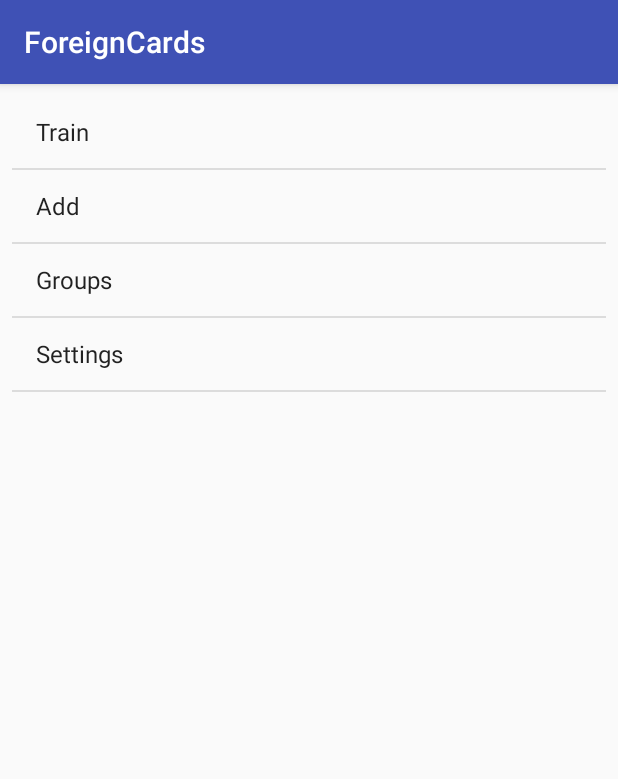
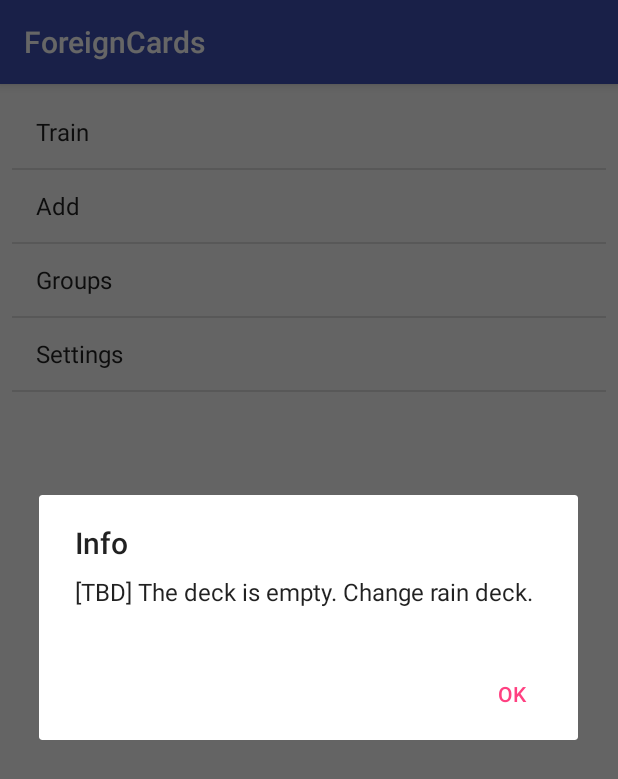
Before and after one commit to ander335/ForeignCards, an Android app: the screen it shows after launch (MainActivity), after a tap on "Train", on a phone screen of 412 x 824 dp. Shown: the top 779 px of the screen. Run offline under Robolectric (Android 15) with nearby library versions, the phone set to English and light mode, and no system bars; network calls fail; 6 statements that could not run were skipped.

Commit message:
ActivityMain: add logging

```diff
--- a/app/src/main/java/inc/aminkinen/foreigncards/MainActivity.kt
+++ b/app/src/main/java/inc/aminkinen/foreigncards/MainActivity.kt
@@ -7,6 +7,11 @@ import android.view.View
 import android.widget.*
 import android.widget.TextView
 import android.widget.ListView
+import android.content.DialogInterface
+import android.support.v7.app.AlertDialog
+import inc.aminkinen.foreigncards.database.DbProvider
+import inc.aminkinen.foreigncards.entities.Settings
+
 
 class MainActivity : AppCompatActivity() {
     override fun onCreate(savedInstanceState: Bundle?) {
@@ -22,12 +27,50 @@ class MainActivity : AppCompatActivity() {
         list.setOnItemClickListener { _: AdapterView<*>, view: View, _: Int, _: Long ->
             val textView = view as? TextView ?: return@setOnItemClickListener
             when (textView.text.toString()) {
-                TrainMenuText -> return@setOnItemClickListener
-                AddingMenuText -> startActivity(Intent(this@MainActivity, AddActivity::class.java))
-                GroupsMenuText -> return@setOnItemClickListener
-                SettingsMenuText -> startActivity(Intent(this@MainActivity, SettingsActivity::class.java))
+                TrainMenuText -> goToTrain()
+                AddingMenuText -> goToAdd()
+                GroupsMenuText -> goToGroups()
+                SettingsMenuText -> goToSettings()
             }
         }
+    }
+
+    private fun goToAdd() {
+        Log.info("Go to add")
+
+        startActivity(Intent(this@MainActivity, AddActivity::class.java))
+    }
+
+    private fun goToSettings() {
+        Log.info("Go to settings")
+
+        startActivity(Intent(this@MainActivity, SettingsActivity::class.java))
+    }
+
+    private fun goToGroups() {
+        Log.info("Go to groups [TBD] not implemented!")
+    }
+
+    private fun goToTrain() {
+        Log.info("Go to train")
+
+        // TODO: optimize
+        val db : DbProvider = DbProvider.Instance
+        val settings : Settings = db.getSettings()
+        val cardsCount = db.getCards(settings.GroupIdForTraining).size
+        if (cardsCount == 0) {
+            Log.info("Train deck is empty, show message!")
+
+            val builder = AlertDialog.Builder(this)
+            builder.setTitle(R.string.dialog_title_info)
+            builder.setMessage(R.string.activity_main_train_empty_cards)
+            builder.setCancelable(true)
+            builder.setPositiveButton(android.R.string.ok) { dialog, _ -> dialog.dismiss() }
+            builder.create().show()
+            return
+        }
+
+        startActivity(Intent(this@MainActivity, TrainActivity::class.java))
     }
 
     companion object {
@@ -35,5 +78,7 @@ class MainActivity : AppCompatActivity() {
         private const val AddingMenuText = "Add"
         private const val GroupsMenuText = "Groups"
         private const val SettingsMenuText = "Settings"
+
+        private val Log : Logger = Logger("MainActivity")
     }
 }
--- a/app/src/main/java/inc/aminkinen/foreigncards/TrainActivity.kt
+++ b/app/src/main/java/inc/aminkinen/foreigncards/TrainActivity.kt
@@ -175,6 +175,6 @@ class TrainActivity : AppCompatActivity() {
     }
 
     companion object {
-        private val Log : Logger = Logger("AddActivity")
+        private val Log : Logger = Logger("TrainActivity")
     }
 }
--- a/app/src/main/res/values/strings.xml
+++ b/app/src/main/res/values/strings.xml
@@ -9,6 +9,10 @@
     <string name="button_next">Next</string>
     <string name="button_prev">Prev</string>
     <string name="button_show">Show</string>
+    <string name="dialog_title_info">Info</string>
+
+    <!-- activity main -->
+    <string name="activity_main_train_empty_cards">[TBD] The deck is empty. Change rain deck.</string>
 
     <!-- activity add -->
     <string name="activity_add_word_hint">Word</string>
```
